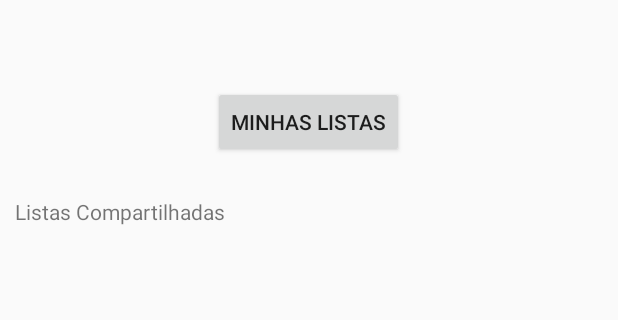
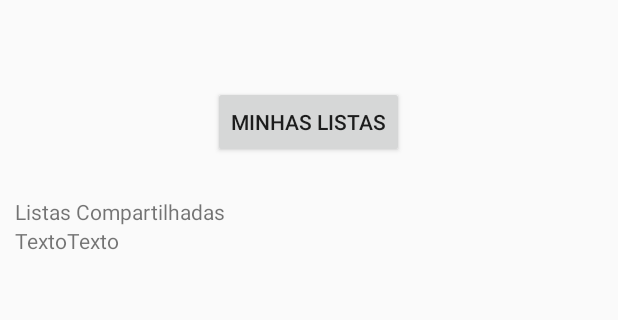
Before and after one commit to 2Luglios/ListaShareDroid, an Android app: the GruposActivity screen opened directly, with no data from a screen before it, on a phone screen of 412 x 824 dp, the part 171-491 px from its top. Run offline under Robolectric (Android 15) with nearby library versions, the phone set to English and light mode, and no system bars.

Commit message:
horizontallistview com views simples

```diff
--- a/app/src/main/java/br/com/a2luglios/listasharedroid/GruposActivity.java
+++ b/app/src/main/java/br/com/a2luglios/listasharedroid/GruposActivity.java
@@ -1,10 +1,15 @@
 package br.com.a2luglios.listasharedroid;
 
 import android.content.Intent;
+import android.support.v7.app.ActionBar;
 import android.support.v7.app.AppCompatActivity;
 import android.os.Bundle;
 import android.view.View;
+import android.view.ViewGroup;
 import android.widget.Button;
+import android.widget.HorizontalScrollView;
+import android.widget.LinearLayout;
+import android.widget.TextView;
 
 import br.com.a2luglios.listasharedroid.adapters.ListaListasAdapter;
 
@@ -22,5 +27,18 @@ public class GruposActivity extends AppCompatActivity {
                 startActivity(new Intent(GruposActivity.this, ListaListViewActivity.class));
             }
         });
+
+        LinearLayout listaGrupos = (LinearLayout)findViewById(R.id.listaGrupoInterna);
+        TextView tv = new TextView(this);
+        tv.setText("Texto");
+        tv.setLayoutParams(new ActionBar.LayoutParams(ViewGroup.LayoutParams.WRAP_CONTENT, ViewGroup.LayoutParams.WRAP_CONTENT));
+
+        TextView tv2 = new TextView(this);
+        tv2.setText("Texto");
+        tv2.setLayoutParams(new ActionBar.LayoutParams(ViewGroup.LayoutParams.WRAP_CONTENT, ViewGroup.LayoutParams.WRAP_CONTENT));
+
+        listaGrupos.addView(tv, 0);
+        listaGrupos.addView(tv2, 0);
+
     }
 }
--- a/app/src/main/res/layout/grupos_activity_layout.xml
+++ b/app/src/main/res/layout/grupos_activity_layout.xml
@@ -43,7 +43,6 @@
         android:text="Meus Dados" />
 
     <HorizontalScrollView
-        android:id="@+id/listaCompartilhados"
         android:layout_width="match_parent"
         android:layout_height="match_parent"
         android:layout_above="@+id/btnMeusDados"
@@ -51,8 +50,11 @@
         android:layout_below="@+id/textView10">
 
         <LinearLayout
-            android:layout_width="wrap_content"
+            android:id="@+id/listaGrupoInterna"
+            android:layout_width="match_parent"
             android:layout_height="match_parent"
-            android:orientation="vertical" />
+            android:orientation="horizontal">
+
+        </LinearLayout>
     </HorizontalScrollView>
 </RelativeLayout>
```
